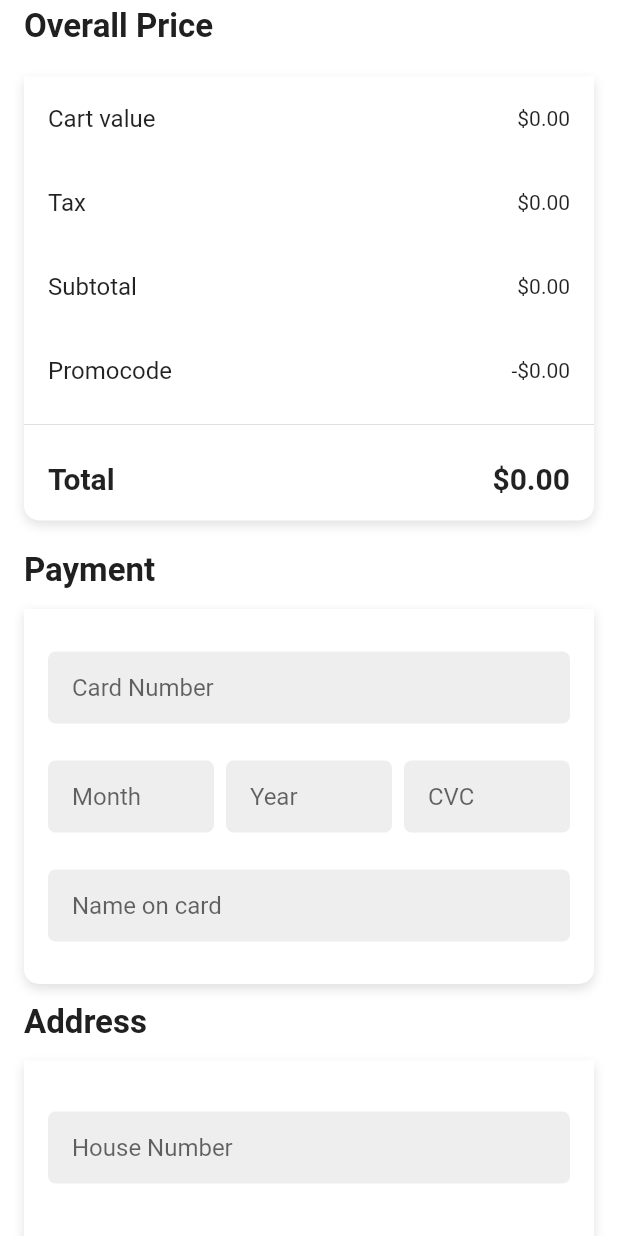
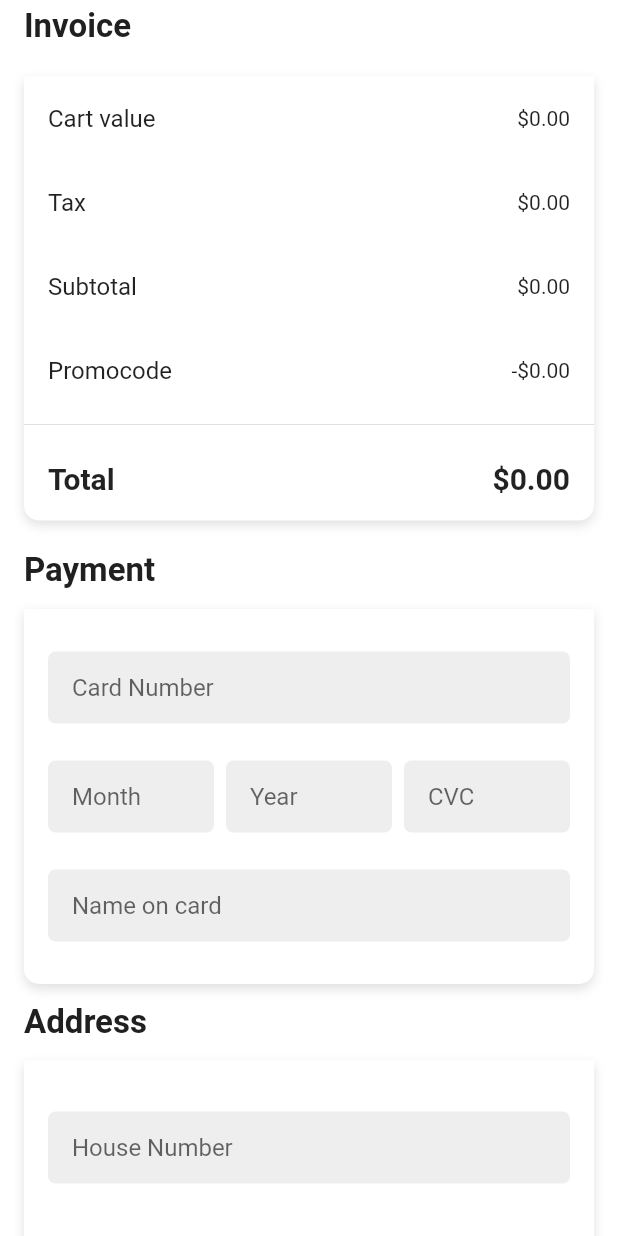
Before and after one commit to The-Horsemen-of-the-OCICS/E-Commerce-App, a Flutter app: the CheckoutBody screen opened directly with empty values, on a phone screen of 412 x 824 dp. Run offline on Flutter 3.47's test engine with Material 2 defaults, Android fonts, the phone set to English and light mode, and no system bars; our stand-ins replace flutter_svg, infinite_scroll_pagination, numberpicker, transparent_image; accounts and stored records are empty; network calls fail.

Commit message:
update checkout

```diff
--- a/lib/screens/checkout/components/checkout_body.dart
+++ b/lib/screens/checkout/components/checkout_body.dart
@@ -104,7 +104,7 @@ class _CheckoutBodyState extends State<CheckoutBody> {
                       mainAxisAlignment: MainAxisAlignment.spaceBetween,
                       children: <Widget>[
                         Text(
-                          'Overall Price',
+                          'Invoice',
                           style: TextStyle(
                             color: Color(0xff202020),
                             fontSize: 22,
```
